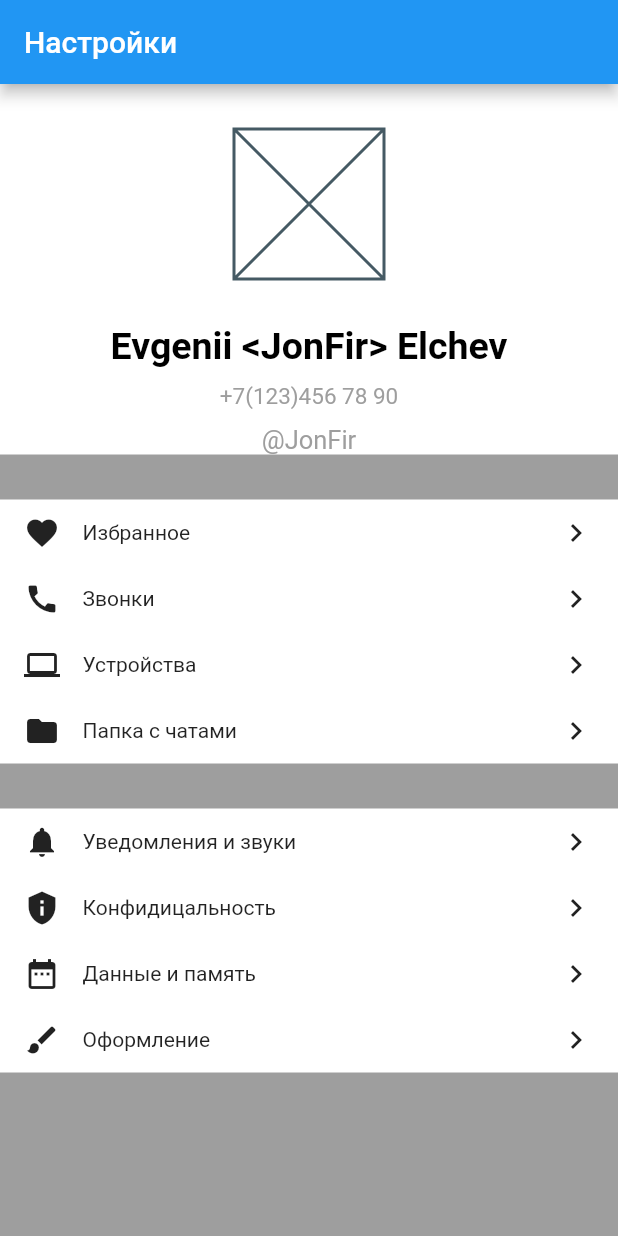
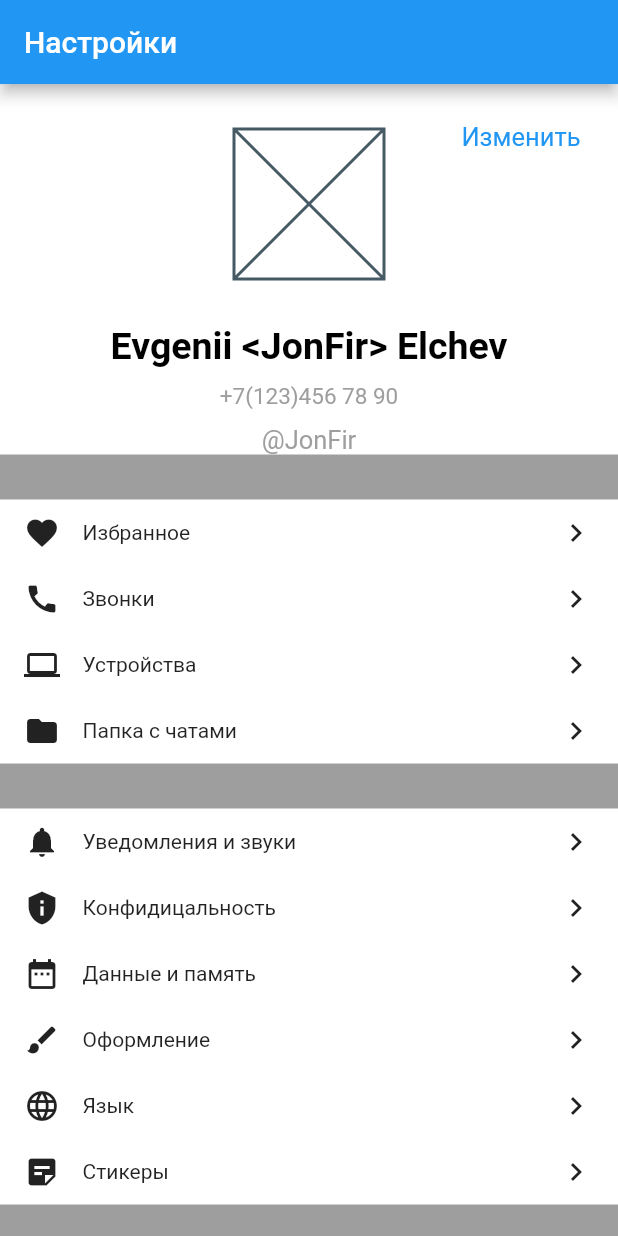
Before and after one commit to aiserrock/basic_samples_flutter, a Flutter app: the screen it shows after launch, on a phone screen of 412 x 824 dp. Run offline on Flutter 3.47's test engine with Material 2 defaults, Android fonts, the phone set to English and light mode, and no system bars; missing offline and left inert: flutter_application_1.

Commit message:
addded Stack() and ListView()

```diff
--- a/widgets/lib/widgets/user_profile.dart
+++ b/widgets/lib/widgets/user_profile.dart
@@ -12,7 +12,17 @@ class UserProfile extends StatelessWidget {
     MenuRowData(Icons.privacy_tip, 'Конфидицальность'),
     MenuRowData(Icons.date_range, 'Данные и память'),
     MenuRowData(Icons.brush, 'Оформление'),
+    MenuRowData(Icons.language, 'Язык'),
+    MenuRowData(Icons.sticky_note_2, 'Стикеры'),
   ];
+  List<MenuRowData> thirdMenuRow = [
+    MenuRowData(Icons.lock_clock, 'Apple Watch'),
+  ];
+  List<MenuRowData> fourthMenuRow = [
+    MenuRowData(Icons.help, 'Помощь'),
+    MenuRowData(Icons.question_answer, 'Вопросы о Telegram'),
+  ];
+
   UserProfile();
 
   @override
@@ -24,15 +34,17 @@ class UserProfile extends StatelessWidget {
       ),
       body: Container(
         width: double.infinity,
-        child: Column(
-          mainAxisAlignment: MainAxisAlignment.start,
-          crossAxisAlignment: CrossAxisAlignment.center,
+        child: ListView(
           children: [
             _UserInfo(),
             SizedBox(height: 30),
             _MenuWidget(menuRow: firstMenuRow),
             SizedBox(height: 30),
             _MenuWidget(menuRow: secondMenuRow),
+            SizedBox(height: 30),
+            _MenuWidget(menuRow: thirdMenuRow),
+            SizedBox(height: 30),
+            _MenuWidget(menuRow: fourthMenuRow),
           ],
         ),
       ),
@@ -49,6 +61,7 @@ class MenuRowData {
 
 class _MenuWidget extends StatelessWidget {
   final List<MenuRowData> menuRow;
+
   const _MenuWidget({
     Key? key,
     required this.menuRow,
@@ -96,7 +109,8 @@ class _UserInfo extends StatelessWidget {
 
   @override
   Widget build(BuildContext context) {
-    return Container(
+    return Stack(children: [
+      Container(
         color: Colors.white,
         width: double.infinity,
         child: Column(
@@ -111,7 +125,19 @@ class _UserInfo extends StatelessWidget {
             _UserNickNameWidget(),
           ],
         ),
-    );
+      ),
+      Positioned(
+        top: 25,
+        right: 25,
+        child: Text(
+          'Изменить',
+          style: TextStyle(
+            color: Colors.blue,
+            fontSize: 17,
+          ),
+        ),
+      )
+    ]);
   }
 }
 
```
Lines whose indentation alone changed are shown as unchanged.
